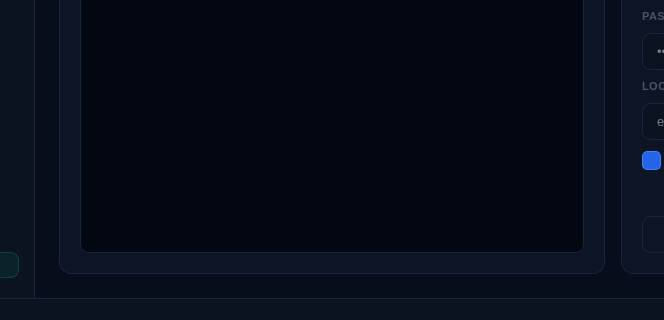
This is ui/MainWindow.ui in BraedonKlock/LENS as Qt 5 draws it before an edit; both pictures show x 195 to 859 and y 440 to 760 of the 1200 by 760 pixel window. The edited form follows.
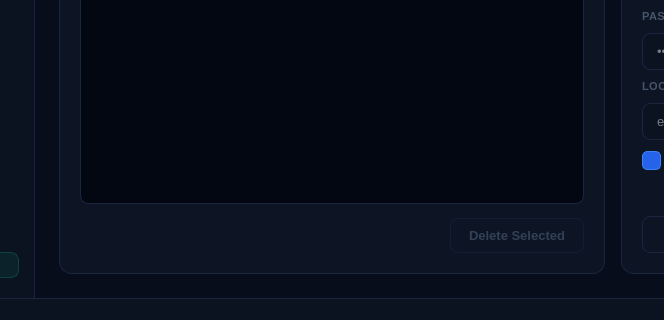
This is the edited form. The open tabs and pages were chosen to show the change.

Commit message: IMPLEMENTED: Save and delete functionality for cameras

Diff of the .ui file:
```diff
--- a/ui/MainWindow.ui
+++ b/ui/MainWindow.ui
@@ -383,6 +383,27 @@
     border-color: #3b82f6;
 }
 
+QPushButton#deleteCameraButton {
+    background-color: rgba(220, 38, 38, 0.1);
+    color: #f87171;
+    border: 1px solid rgba(220, 38, 38, 0.25);
+    border-radius: 8px;
+    padding: 9px 18px;
+    font-size: 13px;
+    font-weight: 600;
+}
+
+QPushButton#deleteCameraButton:hover {
+    background-color: rgba(220, 38, 38, 0.2);
+    color: #fca5a5;
+}
+
+QPushButton#deleteCameraButton:disabled {
+    color: #334155;
+    border-color: #111f35;
+    background-color: transparent;
+}
+
 QPushButton#saveCameraButton {
     background-color: #2563eb;
     color: #ffffff;
@@ -1269,6 +1290,23 @@
                  </widget>
                 </item>
 
+                <item>
+                 <layout class="QHBoxLayout">
+                  <item>
+                   <spacer>
+                    <property name="orientation"><enum>Qt::Horizontal</enum></property>
+                    <property name="sizeHint" stdset="0"><size><width>40</width><height>20</height></size></property>
+                   </spacer>
+                  </item>
+                  <item>
+                   <widget class="QPushButton" name="deleteCameraButton">
+                    <property name="text"><string>Delete Selected</string></property>
+                    <property name="enabled"><bool>false</bool></property>
+                   </widget>
+                  </item>
+                 </layout>
+                </item>
+
                </layout>
               </widget>
              </item>
```
The commit also changes 6 other files.
